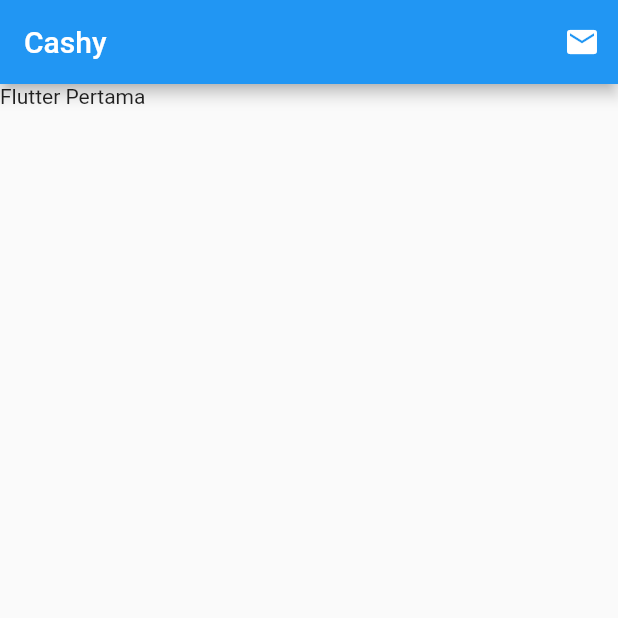
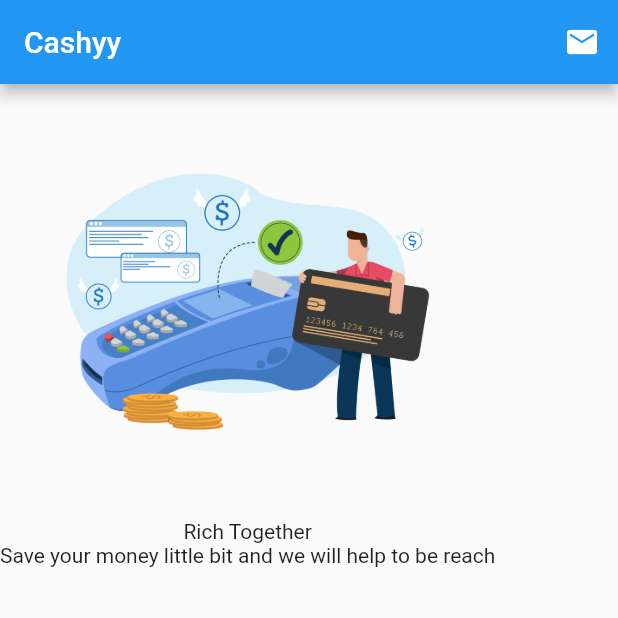
Before and after one commit to irfanzidniofficial/cashy_flutter_mobile_apps, a Flutter app: the screen it shows after launch, on a phone screen of 412 x 824 dp, the top half of it. Run offline on Flutter 3.47's test engine with Material 2 defaults, Android fonts, the phone set to English and light mode, and no system bars.

Commit message:
basic ui layout

```diff
--- a/lib/main.dart
+++ b/lib/main.dart
@@ -27,14 +27,26 @@ class MyApp extends StatelessWidget {
         ),
         home: Scaffold(
             appBar: AppBar(
-              title: Text("Cashy"),
+              title: Text("Cashyy"),
               backgroundColor: Colors.blue,
               actions: <Widget>[
                 IconButton(icon: Icon(Icons.mail), onPressed: () {})
               ],
             ),
             body: SafeArea(
-              child: Text("Flutter Pertama"),
+              child: Container(
+                child: Column(
+                  children: <Widget>[
+                    Image(
+                      image: AssetImage('assets/images/ic_money.png'),
+                      height: 290,
+                    ),
+                    Text("Rich Together"),
+                    Text(
+                        "Save your money little bit and we will help to be reach")
+                  ],
+                ),
+              ),
             )));
   }
 }
```
Also changed, not shown: pubspec.yaml (+3 -5 lines), assets/images/ic_money.png (added).
